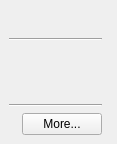
Above: src/lib/other/siteinfowidget.ui from KDE/falkon before the change. Below: the same form after it.
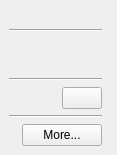
That is the form after the change.

Commit message:
Add support for Navigator.registerProtocolHandler()
It is now possible to eg. register webmail to handle mailto:
links.
If a site asks to register protocol handler, it will be available
in site info widget (right click on web icon in location bar).

Requires QtWebEngine >= 5.11

FIXED-IN: 3.1.0

What changed in the file:
```diff
--- a/src/lib/other/siteinfowidget.ui
+++ b/src/lib/other/siteinfowidget.ui
@@ -38,7 +38,7 @@
       <property name="rightMargin">
        <number>15</number>
       </property>
-      <item row="5" column="0" colspan="3">
+      <item row="8" column="0" colspan="3">
        <layout class="QHBoxLayout" name="horizontalLayout_2">
         <property name="spacing">
          <number>6</number>
@@ -75,23 +75,15 @@
        </layout>
       </item>
       <item row="2" column="0">
-       <widget class="QLabel" name="secureIcon">
-        <property name="text">
-         <string/>
-        </property>
-       </widget>
+       <widget class="QLabel" name="secureIcon"/>
       </item>
-      <item row="2" column="1" colspan="2">
-       <widget class="QLabel" name="secureLabel">
-        <property name="text">
-         <string/>
-        </property>
-       </widget>
-      </item>
-      <item row="3" column="1" colspan="2">
+      <item row="3" column="2">
        <widget class="QLabel" name="historyLabel">
-        <property name="text">
-         <string/>
+        <property name="sizePolicy">
+         <sizepolicy hsizetype="MinimumExpanding" vsizetype="Preferred">
+          <horstretch>0</horstretch>
+          <verstretch>0</verstretch>
+         </sizepolicy>
         </property>
        </widget>
       </item>
@@ -102,20 +94,6 @@
         </property>
        </widget>
       </item>
-      <item row="4" column="0" colspan="3">
-       <widget class="Line" name="line">
-        <property name="orientation">
-         <enum>Qt::Horizontal</enum>
-        </property>
-       </widget>
-      </item>
-      <item row="3" column="0">
-       <widget class="QLabel" name="historyIcon">
-        <property name="text">
-         <string/>
-        </property>
-       </widget>
-      </item>
       <item row="1" column="0" colspan="3">
        <widget class="Line" name="line_2">
         <property name="orientation">
@@ -123,6 +101,50 @@
         </property>
        </widget>
       </item>
+      <item row="3" column="0">
+       <widget class="QLabel" name="historyIcon"/>
+      </item>
+      <item row="7" column="0" colspan="3">
+       <widget class="Line" name="line">
+        <property name="orientation">
+         <enum>Qt::Horizontal</enum>
+        </property>
+       </widget>
+      </item>
+      <item row="2" column="2">
+       <widget class="QLabel" name="secureLabel">
+        <property name="sizePolicy">
+         <sizepolicy hsizetype="MinimumExpanding" vsizetype="Preferred">
+          <horstretch>0</horstretch>
+          <verstretch>0</verstretch>
+         </sizepolicy>
+        </property>
+       </widget>
+      </item>
+      <item row="4" column="0" colspan="3">
+       <widget class="Line" name="protocolHandlerLine">
+        <property name="orientation">
+         <enum>Qt::Horizontal</enum>
+        </property>
+       </widget>
+      </item>
+      <item row="5" column="0" colspan="3">
+       <layout class="QHBoxLayout" name="horizontalLayout_3">
+        <item>
+         <widget class="QLabel" name="protocolHandlerLabel"/>
+        </item>
+        <item>
+         <widget class="QPushButton" name="protocolHandlerButton">
+          <property name="sizePolicy">
+           <sizepolicy hsizetype="Maximum" vsizetype="Fixed">
+            <horstretch>0</horstretch>
+            <verstretch>0</verstretch>
+           </sizepolicy>
+          </property>
+         </widget>
+        </item>
+       </layout>
+      </item>
      </layout>
     </widget>
    </item>
```
The commit also changes 10 other files.
